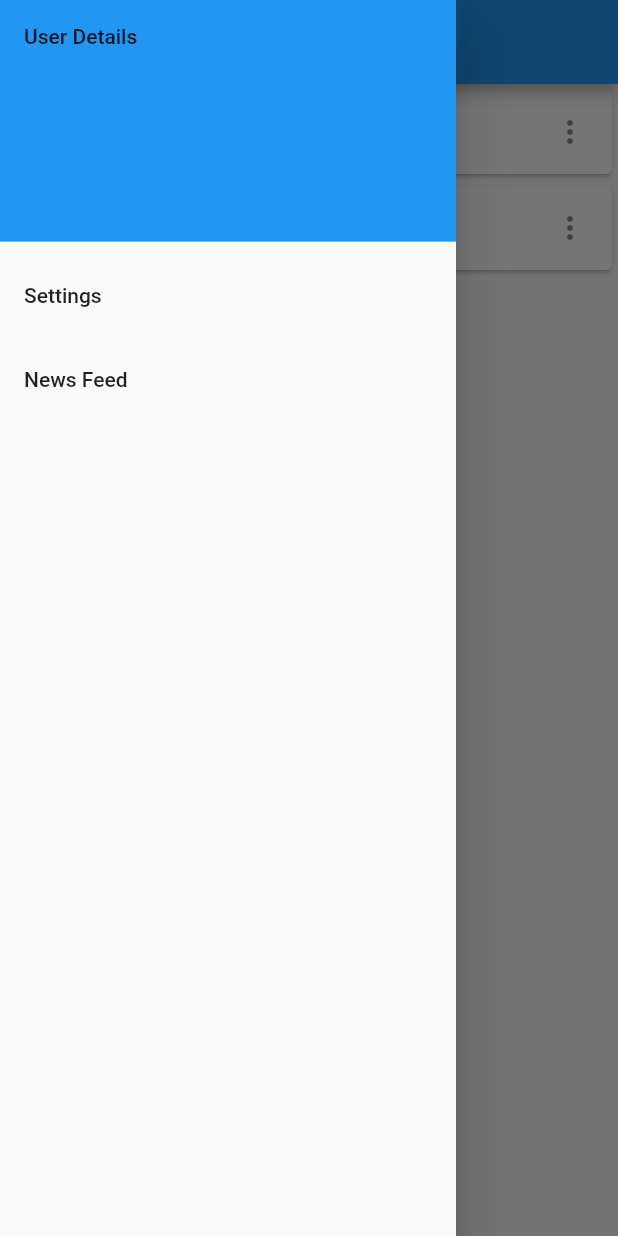
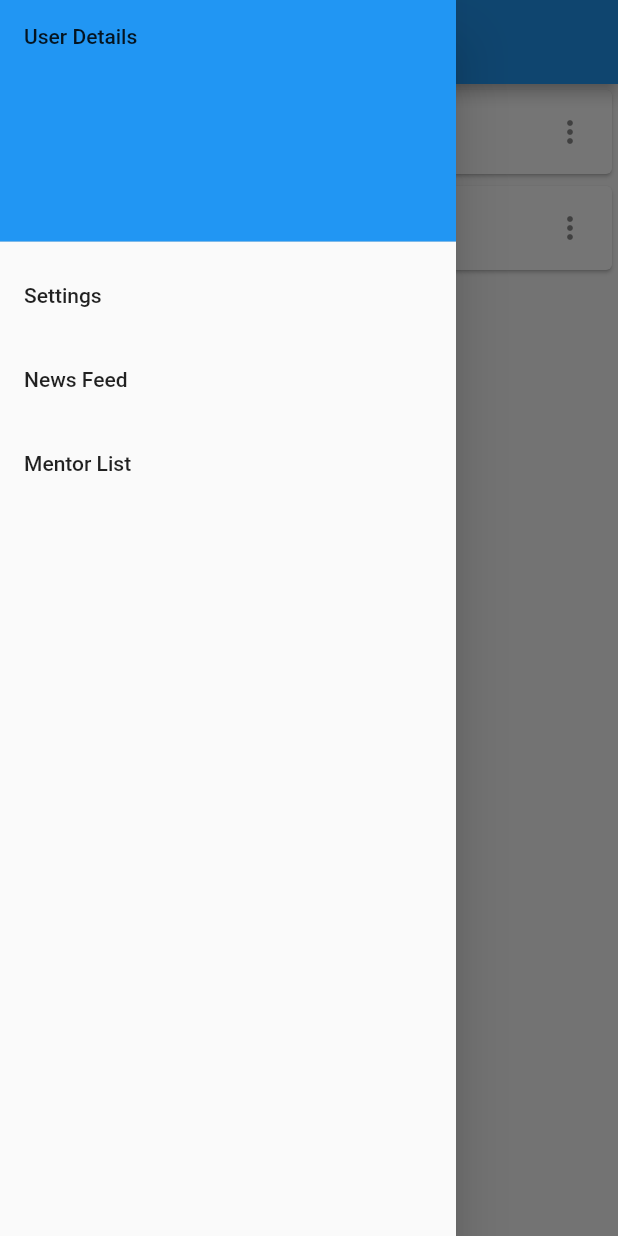
Before and after one commit to manhenc/nes_app, a Flutter app: the MentorListScreen screen opened by its route, with the side drawer open, on a phone screen of 412 x 824 dp. Run offline on Flutter 3.47's test engine with Material 2 defaults, Android fonts, the phone set to English and light mode, and no system bars.

```diff
--- a/lib/screens/MentorListScreen.dart
+++ b/lib/screens/MentorListScreen.dart
@@ -1,5 +1,6 @@
 import 'package:flutter/cupertino.dart';
 import 'package:flutter/material.dart';
+import 'package:flutter_app/shared_widgets/sideBar.dart';
 
 class MentorListScreen extends StatefulWidget {
   MentorListScreen({Key key, this.title}) : super(key: key);
@@ -73,41 +74,7 @@ class _MentorListScreenState extends State<MentorListScreen> {
         title: Text("Mentor List Screen"),
         centerTitle: true,
       ),
-      drawer: Drawer(
-        // Add a ListView to the drawer. This ensures the user can scroll
-        // through the options in the drawer if there isn't enough vertical
-        // space to fit everything.
-        child: ListView(
-          // Important: Remove any padding from the ListView.
-          padding: EdgeInsets.zero,
-          children: <Widget>[
-            DrawerHeader(
-              child: Text('User Details'),
-              decoration: BoxDecoration(
-                color: Colors.blue,
-              ),
-            ),
-            ListTile(
-              title: Text('Settings'),
-              onTap: () {
-                // Update the state of the app
-                // ...
-                // Then close the drawer
-                Navigator.pop(context);
-              },
-            ),
-            ListTile(
-              title: Text('News Feed'),
-              onTap: () {
-                // Update the state of the app
-                // ...
-                // Then close the drawer
-                Navigator.pop(context);
-              },
-            ),
-          ],
-        ),
-      ),
+      drawer: nesSideBar(context),
       body: ListView(
         children: <Widget>[
           Card(
--- a/lib/shared_widgets/sideBar.dart
+++ b/lib/shared_widgets/sideBar.dart
@@ -1,4 +1,5 @@
 import 'package:flutter/material.dart';
+import 'package:flutter_app/screens/MentorListScreen.dart';
 
 Widget nesSideBar(context) => Drawer(
       child: ListView(
@@ -29,6 +30,15 @@ Widget nesSideBar(context) => Drawer(
               Navigator.pop(context);
             },
           ),
+          ListTile(
+            title: Text('Mentor List'),
+            onTap: () {
+              // Update the state of the app
+              // ...
+              // Then close the drawer
+              Navigator.pushNamed(context, MentorListScreen.id);
+            },
+          ),
         ],
       ),
     );
```
